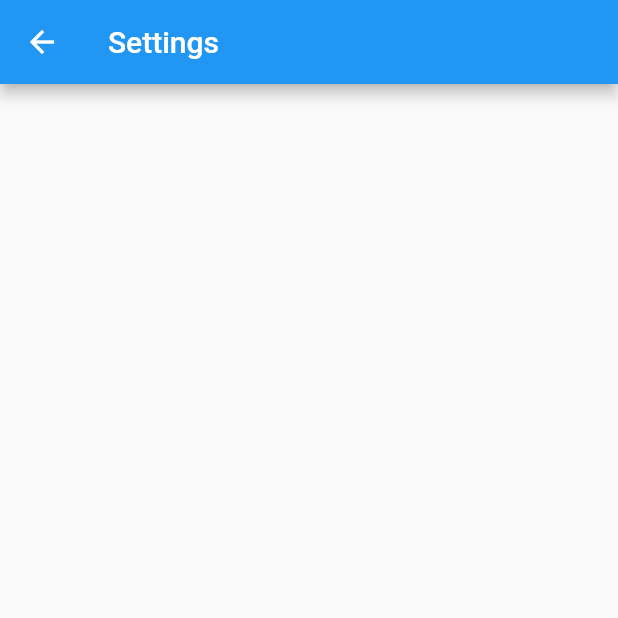
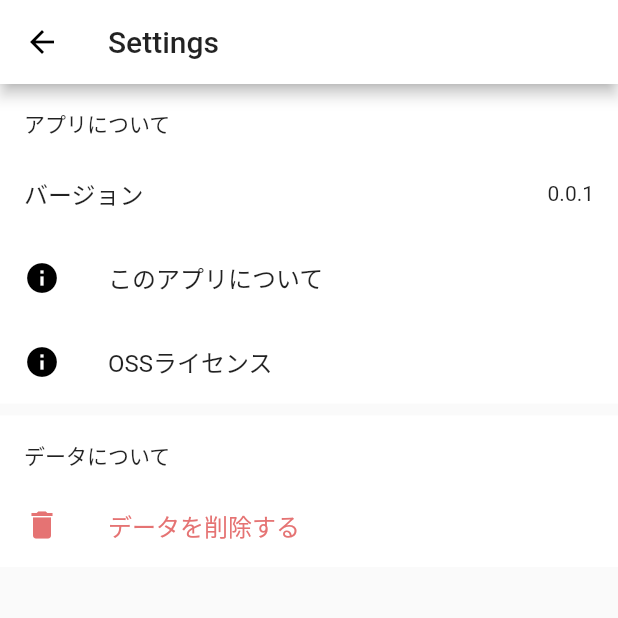
Before and after one commit to hayabusabusa/image_clipper, a Flutter app: the screen it shows after launch, after a tap on the "settings" icon, on a phone screen of 412 x 824 dp, the top half of it. Run offline on Flutter 3.47's test engine with Material 2 defaults, Android fonts, the phone set to English and light mode, and no system bars; our stand-ins replace shared_preferences, transparent_image.

Commit message:
Add settings screen

```diff
--- a/lib/main.dart
+++ b/lib/main.dart
@@ -3,6 +3,8 @@ import 'package:image_clipper/repository/repositories.dart';
 import 'package:image_clipper/screens/screens.dart';
 
 void main() => runApp(App(sharedPreferenceRepository: SharedPreferencesRepository(),));
+
+// MARK: - App
 
 class App extends StatelessWidget {
   final SharedPreferencesRepository sharedPreferenceRepository;
@@ -17,6 +19,10 @@ class App extends StatelessWidget {
   Widget build(BuildContext context) {
     return MaterialApp(
       title: 'Clipper',
+      theme: ThemeData(
+        // - Colors
+        primaryColor: Colors.white,
+      ),
       home: HomeScreen(repository: sharedPreferenceRepository,),
     );
   }
--- /dev/null
+++ b/lib/models/settings/settings_cell_type.dart
@@ -0,0 +1,6 @@
+enum SettingsCellType {
+  about,
+  oss,
+  version,
+  removeAll,
+}
--- /dev/null
+++ b/lib/models/settings/settings_models.dart
@@ -0,0 +1,2 @@
+export './settings_cell_type.dart';
+export './settings_section_model.dart';
--- /dev/null
+++ b/lib/models/settings/settings_section_model.dart
@@ -0,0 +1,13 @@
+import 'package:flutter/material.dart';
+import 'package:image_clipper/models/settings/settings_models.dart';
+
+class SettingsSectionModel {
+  final String title;
+  final List<SettingsCellType> rows;
+
+  SettingsSectionModel({
+    @required this.title,
+    @required this.rows,
+  }): assert(title != null),
+      assert(rows != null);
+}
--- a/lib/screens/home/home_screen.dart
+++ b/lib/screens/home/home_screen.dart
@@ -3,6 +3,8 @@ import 'package:flutter/material.dart';
 import 'package:image_clipper/repository/repositories.dart';
 import 'package:image_clipper/screens/screens.dart';
 import 'package:image_clipper/widgets/home/home_widgets.dart';
+
+// MARK: - Stateful widget
 
 class HomeScreen extends StatefulWidget {
   final SharedPreferencesRepository repository;
@@ -17,8 +19,12 @@ class HomeScreen extends StatefulWidget {
   State<StatefulWidget> createState() => _HomeScreenState();
 }
 
+// MARK: - State
+
 class _HomeScreenState extends State<HomeScreen> {
   List<String> _imageURLs;
+
+  // MARK: Lifecycle
 
   @override
   void initState() {
@@ -32,6 +38,8 @@ class _HomeScreenState extends State<HomeScreen> {
       _imageURLs = storedImageURLs;
     });
   }
+
+  // MARK: Build widget
 
   @override
   Widget build(BuildContext context) {
@@ -51,7 +59,8 @@ class _HomeScreenState extends State<HomeScreen> {
         ? HomeGridEmptyWidget()
         : HomeGridView(imageURLs: _imageURLs,),
       floatingActionButton: FloatingActionButton(
-        child: Icon(Icons.add),
+        child: Icon(Icons.add, color: Colors.black,),
+        backgroundColor: Colors.white,
         onPressed: () {
           showDialog(context: context, builder: (context) => HomeDialog(onPressedOK: (text) {
             if (text.contains('http')) {
--- a/lib/screens/settings/settings_screen.dart
+++ b/lib/screens/settings/settings_screen.dart
@@ -1,12 +1,26 @@
 import 'package:flutter/material.dart';
+import 'package:image_clipper/models/settings/settings_models.dart';
+import 'package:image_clipper/widgets/settings/settings_widgets.dart';
 
 class SettingsScreen extends StatelessWidget {
+  final List<SettingsSectionModel> _sections = [
+    SettingsSectionModel(title: 'アプリについて', rows: [SettingsCellType.version, SettingsCellType.about, SettingsCellType.oss]),
+    SettingsSectionModel(title: 'データについて', rows: [SettingsCellType.removeAll]),
+  ];
+
+  // MARK: Build widget
+
   @override
   Widget build(BuildContext context) {
     return Scaffold(
       appBar: AppBar(
         title: Text('Settings'),
       ),
+      body: ListView.separated(
+        itemCount: _sections.length,
+        itemBuilder: (context, index) => SettingsListSection(section: _sections[index],),
+        separatorBuilder: (context, index) => SizedBox(height: 8,),
+      ),
     );
   }
 }
--- /dev/null
+++ b/lib/widgets/settings/settings_list_section.dart
@@ -0,0 +1,48 @@
+import 'package:flutter/material.dart';
+import 'package:image_clipper/models/settings/settings_models.dart';
+import 'package:image_clipper/widgets/settings/settings_widgets.dart';
+
+class SettingsListSection extends StatelessWidget {
+  final SettingsSectionModel section;
+
+  const SettingsListSection({
+    Key key,
+    @required this.section,
+  }): assert(section != null),
+      super(key: key);
+
+  List<SettingsListTile> _mapToListTile(List<SettingsCellType> rows) {
+    return rows.map((row) => SettingsListTile(cellType: row,)).toList();
+  }
+
+  @override
+  Widget build(BuildContext context) {
+    return Material(
+      color: Colors.white,
+      child: Container(
+        padding: EdgeInsets.only(top: 16),
+        child: Column(
+          crossAxisAlignment: CrossAxisAlignment.stretch,
+          children: <Widget>[
+            // - Title
+            Row(
+              children: <Widget>[
+                SizedBox(width: 16,),
+                Text(
+                  section.title,
+                  textAlign: TextAlign.left,
+                ),
+              ],
+            ),
+
+            // - Rows
+            SizedBox(height: 8,),
+            Column(
+              children: _mapToListTile(section.rows),
+            ),
+          ],
+        ),
+      ),
+    );
+  }
+}
--- /dev/null
+++ b/lib/widgets/settings/settings_list_tile.dart
@@ -0,0 +1,53 @@
+import 'package:flutter/material.dart';
+import 'package:image_clipper/models/settings/settings_models.dart';
+
+class SettingsListTile extends StatelessWidget {
+  final SettingsCellType cellType;
+
+  const SettingsListTile({
+    Key key,
+    @required this.cellType
+  }): assert(cellType != null),
+      super(key: key);
+
+  @override
+  Widget build(BuildContext context) {
+    switch (cellType) {
+      // - About
+      case SettingsCellType.about:
+        return ListTile(
+          title: Text('このアプリについて'),
+          leading: Icon(Icons.info, color: Colors.black,),
+          onTap: () {},
+        );
+      // - OSS
+      case SettingsCellType.oss:
+        return ListTile(
+          title: Text('OSSライセンス'),
+          leading: Icon(Icons.info, color: Colors.black,),
+          onTap: () {},
+        );
+      // - Version
+      case SettingsCellType.version:
+        return ListTile(
+          title: Text('バージョン'),
+          //leading: Icon(Icons.info, color: Colors.black,),
+          trailing: Text('0.0.1'),
+        );
+      // - Remove all
+      case SettingsCellType.removeAll:
+        return ListTile(
+          title: Text(
+            'データを削除する',
+            style: TextStyle(color: Colors.red[300]),
+          ),
+          leading: Icon(Icons.delete, color: Colors.red[300],),
+          onTap: () {},
+        );
+      default:
+        return ListTile(
+          title: Text('UNKNOWN'),
+        );
+    }
+  }
+}
--- /dev/null
+++ b/lib/widgets/settings/settings_widgets.dart
@@ -0,0 +1,2 @@
+export './settings_list_tile.dart';
+export './settings_list_section.dart';
```
